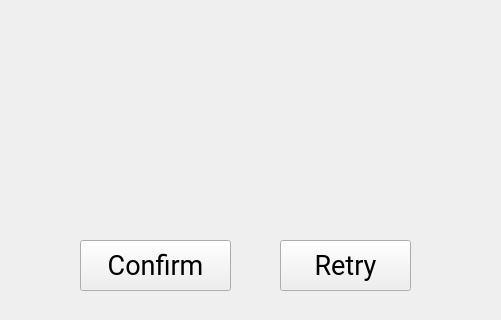
Before: the Qt Designer form confirmmenu.ui in spencerng/lmao, drawn with Qt 5; both pictures show x 140 to 641 and y 160 to 480 of the 800 by 480 pixel window.
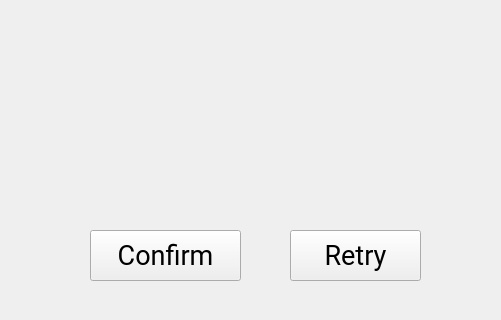
After: the same form once the commit is applied. Icons and pictures are not drawn.

Patch:
```diff
--- a/confirmmenu.ui
+++ b/confirmmenu.ui
@@ -99,8 +99,8 @@
    <widget class="QPushButton" name="confirmScanBtn">
     <property name="geometry">
      <rect>
-      <x>220</x>
-      <y>400</y>
+      <x>230</x>
+      <y>390</y>
       <width>151</width>
       <height>51</height>
      </rect>
@@ -118,8 +118,8 @@
    <widget class="QPushButton" name="retryScanBtn">
     <property name="geometry">
      <rect>
-      <x>420</x>
-      <y>400</y>
+      <x>430</x>
+      <y>390</y>
       <width>131</width>
       <height>51</height>
      </rect>
@@ -137,7 +137,7 @@
    <widget class="QLabel" name="hamperSectionView">
     <property name="geometry">
      <rect>
-      <x>180</x>
+      <x>190</x>
       <y>160</y>
       <width>431</width>
       <height>201</height>
```
